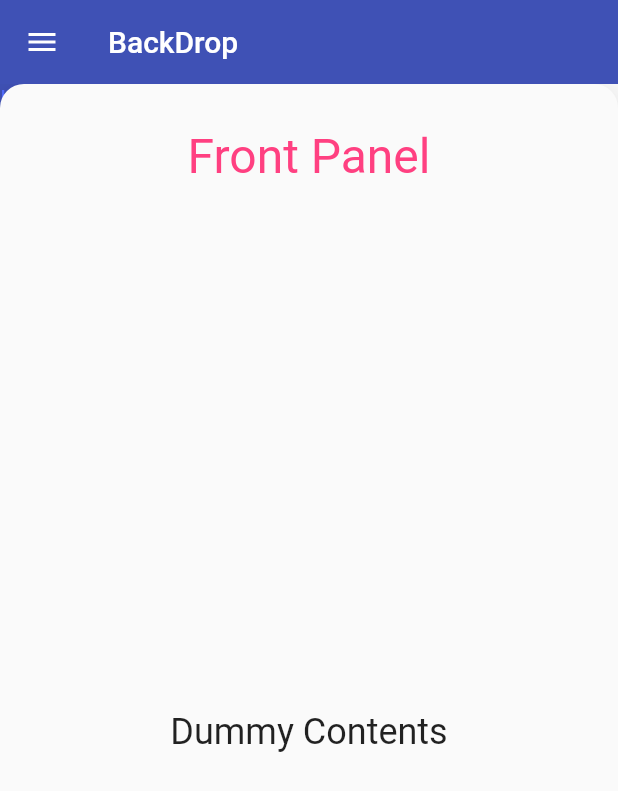
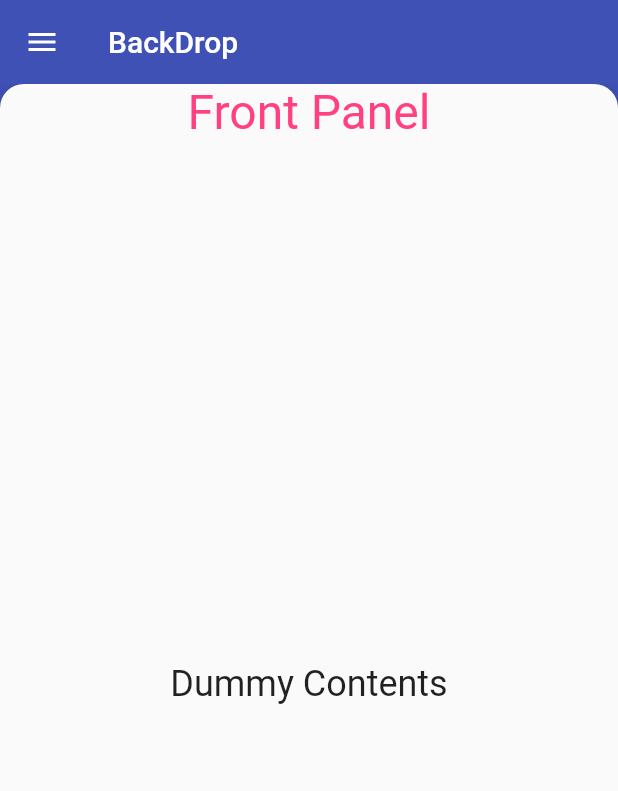
Before and after one commit to Zireael26/backdrop_widget, a Flutter app: the screen it shows after launch, on a phone screen of 412 x 824 dp. Shown: the top 791 px of the screen. Run offline on Flutter 3.47's test engine with Material 2 defaults, Android fonts, the phone set to English and light mode, and no system bars.

```diff
--- a/lib/panels.dart
+++ b/lib/panels.dart
@@ -12,7 +12,20 @@ class Panels extends StatefulWidget {
 
 class _PanelsState extends State<Panels> {
   // Height for our header
-  static const headerHeight = 96.0;
+  static const headerHeight = 32.0;
+
+  Animation<RelativeRect> getPanelAnimation(BoxConstraints constraints) {
+    final height = constraints.biggest.height;
+    final backPanelHeight = height - headerHeight;
+    final frontPanelHeight = -headerHeight;
+
+    return RelativeRectTween(
+      begin: RelativeRect.fromLTRB(0.0, backPanelHeight, 0.0, frontPanelHeight),
+      end: RelativeRect.fromLTRB(0.0, 0.0, 0.0, 0.0),
+    ).animate(
+      CurvedAnimation(parent: widget.controller, curve: Curves.linear),
+    );
+  }
 
   // Front and Back Panels widget
   Widget fnbPanels(BuildContext context, BoxConstraints constraints) {
@@ -26,50 +39,86 @@ class _PanelsState extends State<Panels> {
           //Back Panel
           Container(
             color: theme.primaryColor,
+            child: new Padding(
+              padding: const EdgeInsets.all(16.0),
               child: Column(
+                crossAxisAlignment: CrossAxisAlignment.start,
+                mainAxisAlignment: MainAxisAlignment.start,
                 children: <Widget>[
-                Text(
+                  new Padding(
+                    padding: const EdgeInsets.only(top: 16.0),
+                    child: Text(
                       'Header 1',
-                  style: TextStyle(fontSize: 16.0, color: Colors.indigoAccent),
+                      style: TextStyle(
+                        fontSize: 16.0,
+                        color: Colors.indigoAccent,
                       ),
-                Text(
+                    ),
+                  ),
+                  new Padding(
+                    padding: const EdgeInsets.only(top: 8.0),
+                    child: Text(
                       'Item 1',
                       style: TextStyle(
                         fontSize: 16.0,
                         color: Colors.white,
                       ),
                     ),
-                Text(
+                  ),
+                  new Padding(
+                    padding: const EdgeInsets.only(top: 8.0),
+                    child: Text(
                       'Item 2',
                       style: TextStyle(
                         fontSize: 16.0,
                         color: Colors.white,
                       ),
                     ),
-                Text(
+                  ),
+                  new Padding(
+                    padding: const EdgeInsets.only(top: 16.0),
+                    child: Divider(
+                      height: 2.0,
+                    ),
+                  ),
+                  new Padding(
+                    padding: const EdgeInsets.only(top: 16.0),
+                    child: Text(
                       'Header 2',
-                  style: TextStyle(fontSize: 16.0, color: Colors.indigoAccent),
+                      style: TextStyle(
+                        fontSize: 16.0,
+                        color: Colors.indigoAccent,
                       ),
-                Text(
+                    ),
+                  ),
+                  new Padding(
+                    padding: const EdgeInsets.only(top: 8.0),
+                    child: Text(
                       'Item 1',
                       style: TextStyle(
                         fontSize: 16.0,
                         color: Colors.white,
                       ),
                     ),
-                Text(
+                  ),
+                  new Padding(
+                    padding: const EdgeInsets.only(top: 8.0),
+                    child: Text(
                       'Item 2',
                       style: TextStyle(
                         fontSize: 16.0,
                         color: Colors.white,
                       ),
                     ),
+                  ),
                 ],
               ),
             ),
-
-          // Front Panel
-          Material(
+          ),
+          // Front Panel, a child of [PositionedTransition], which takes the anim we made
+          new PositionedTransition(
+            rect: getPanelAnimation(constraints),
+            child: Material(
                 elevation: 16.0,
                 borderRadius: BorderRadius.only(
                   topLeft: Radius.circular(16.0),
@@ -82,8 +131,10 @@ class _PanelsState extends State<Panels> {
                       child: new Center(
                           child: Text(
                         'Front Panel',
-                      style:
-                          TextStyle(fontSize: 32.0, color: theme.accentColor),
+                        style: TextStyle(
+                          fontSize: 32.0,
+                          color: theme.accentColor,
+                        ),
                       )),
                     ),
                     Expanded(
@@ -95,7 +146,8 @@ class _PanelsState extends State<Panels> {
                       ),
                     )
                   ],
-              ))
+                )),
+          )
         ],
       ),
     );
```
Lines whose indentation alone changed are shown as unchanged.
